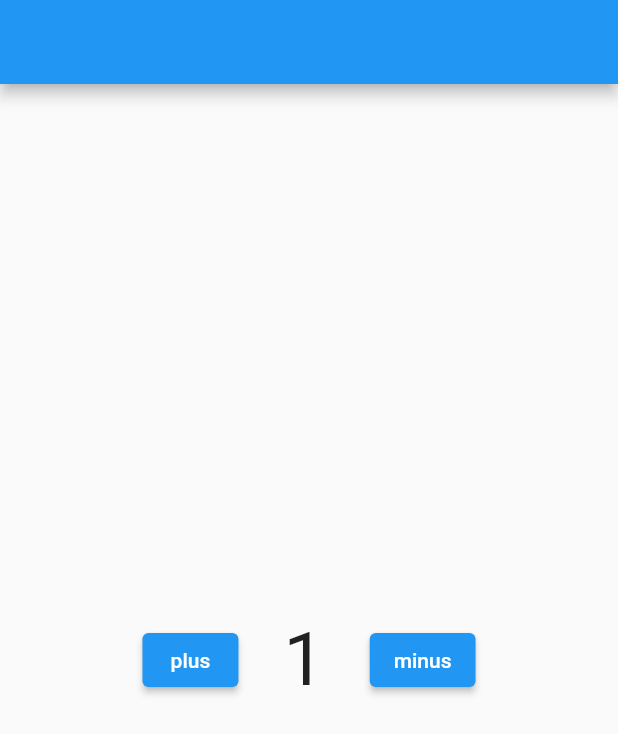
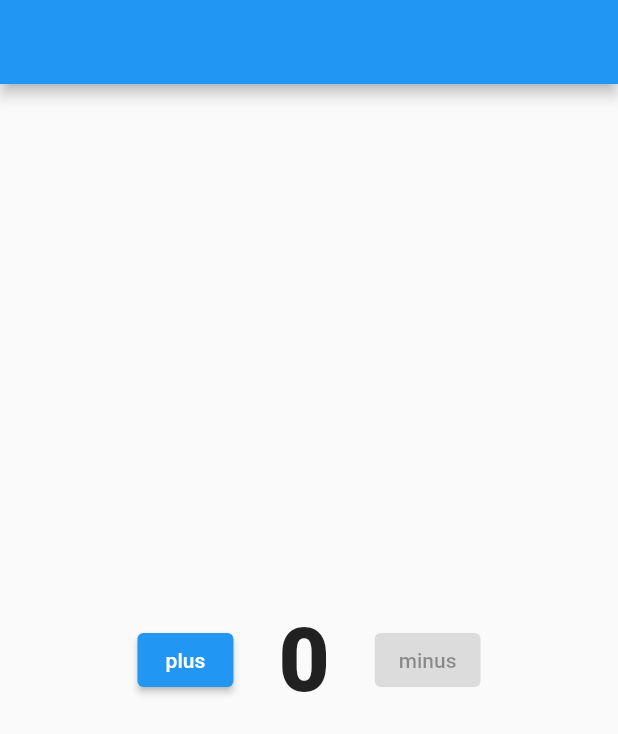
Before and after one commit to mhosnyessa/BLoC_sqflite_testing_to-do, a Flutter app: the screen it shows after launch, on a phone screen of 412 x 824 dp. Shown: the top 734 px of the screen. Run offline on Flutter 3.47's test engine with Material 2 defaults, Android fonts, the phone set to English and light mode, and no system bars; our stand-ins replace bloc, buildcondition, equatable, flutter_bloc, sqflite; accounts and stored records are empty.

Commit message:
my first cubit done successfully! YaY!

```diff
--- a/lib/ctr/counter_screen.dart
+++ b/lib/ctr/counter_screen.dart
@@ -1,25 +1,54 @@
+import 'dart:ui';
+
+import 'package:block_trial/counter/count_bloc.dart';
+import 'package:block_trial/ctr/cubit/cubit.dart';
 import 'package:flutter/material.dart';
+import 'package:flutter_bloc/flutter_bloc.dart';
+
+import 'cubit/states.dart';
 
 class CounterScreen extends StatelessWidget {
   const CounterScreen({Key? key}) : super(key: key);
 
   @override
   Widget build(BuildContext context) {
+    return BlocProvider(
+      create: (context) => CounterCubit(),
+      child: BlocConsumer<CounterCubit, CounterStates>(
+        builder: (BuildContext context, state) {
           return Scaffold(
             body: Center(
               child: Row(
                 mainAxisSize: MainAxisSize.max,
                 mainAxisAlignment: MainAxisAlignment.center,
                 children: [
-            ElevatedButton(onPressed: () {}, child: Text('plus')),
+                  ElevatedButton(
+                      onPressed: () {
+                        CounterCubit.get(context).plus();
+                      },
+                      child: Text('plus')),
                   SizedBox(width: 30),
-            Text('1', style: TextStyle(fontSize: 49)),
+                  Text('${CounterCubit.get(context).counter}',
+                      style: TextStyle(
+                        fontSize: 59,
+                        fontWeight: FontWeight.w900,
+                      )),
                   SizedBox(width: 30),
-            ElevatedButton(onPressed: () {}, child: Text('minus')),
+                  ElevatedButton(
+                      onPressed: CounterCubit.get(context).isMinusActivated
+                          ? () {
+                              CounterCubit.get(context).minus();
+                            }
+                          : null,
+                      child: Text('minus')),
                 ],
               ),
             ),
             appBar: AppBar(),
           );
+        },
+        listener: (BuildContext context, Object? state) {},
+      ),
+    );
   }
 }
--- a/lib/ctr/cubit/cubit.dart
+++ b/lib/ctr/cubit/cubit.dart
@@ -0,0 +1,21 @@
+import 'package:flutter_bloc/flutter_bloc.dart';
+import 'states.dart';
+
+class CounterCubit extends Cubit<CounterStates> {
+  CounterCubit() : super(CounterInitialState());
+  int counter = 0;
+  bool isMinusActivated = false;
+  static CounterCubit get(context) => BlocProvider.of(context);
+  void minus() {
+    counter--;
+    if (counter == 0) isMinusActivated = false;
+
+    emit(CounterDecrementState());
+  }
+
+  void plus() {
+    counter++;
+    if (counter != 0) isMinusActivated = true;
+    emit(CounterIncrementState());
+  }
+}
--- a/lib/ctr/cubit/states.dart
+++ b/lib/ctr/cubit/states.dart
@@ -0,0 +1,7 @@
+abstract class CounterStates {}
+
+class CounterInitialState extends CounterStates {}
+
+class CounterIncrementState extends CounterStates {}
+
+class CounterDecrementState extends CounterStates {}
--- a/lib/main.dart
+++ b/lib/main.dart
@@ -1,8 +1,8 @@
 import 'package:block_trial/counter/count_bloc.dart';
 import 'package:flutter/material.dart';
+import 'layout/home_layout.dart';
 import 'package:flutter_bloc/flutter_bloc.dart';
 
-import 'layout/home_layout.dart';
 import './ctr/counter_screen.dart';
 
 void main() {
```
Lines whose indentation alone changed are shown as unchanged.
